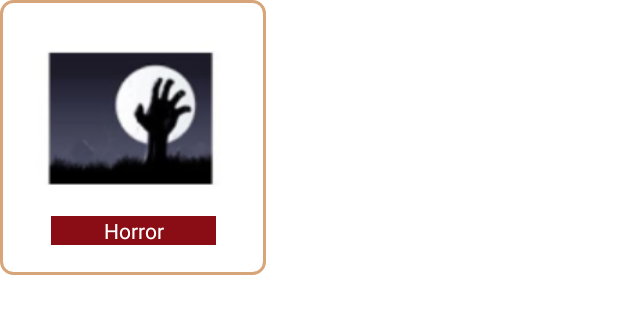
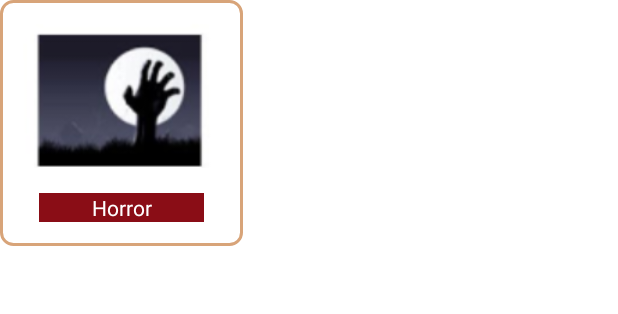
Before and after one commit to jianmin22/ANDE_PROJECT_SOLOX3_DIT2B21, an Android app: the layout recycleritemcategorys.xml on its own in the app's theme, with its tools: preview values and no code run, on a phone screen of 412 x 824 dp. Shown: the top 314 px of the screen. Run offline under Robolectric (Android 15) with nearby library versions, the phone set to English and light mode, and no system bars.

Commit message:
category in progress

```diff
--- a/app/src/main/res/layout/recycleritemcategorys.xml
+++ b/app/src/main/res/layout/recycleritemcategorys.xml
@@ -1,35 +1,31 @@
 <?xml version="1.0" encoding="utf-8"?>
-<androidx.constraintlayout.widget.ConstraintLayout xmlns:android="http://schemas.android.com/apk/res/android"
+    <LinearLayout
+        xmlns:android="http://schemas.android.com/apk/res/android"
         xmlns:app="http://schemas.android.com/apk/res-auto"
         xmlns:tools="http://schemas.android.com/tools"
-    android:layout_width="match_parent"
-    android:layout_height="match_parent">
-
-    <LinearLayout
-        android:layout_width="177dp"
-        android:layout_height="183dp"
+        android:layout_width="wrap_content"
+        android:layout_height="wrap_content"
+        android:background="@drawable/rounded_border_background"
         android:orientation="vertical"
-        tools:layout_editor_absoluteX="1dp"
-        tools:layout_editor_absoluteY="1dp"
-        android:background="@drawable/rounded_border_background">
+        android:gravity="center">
 
     <androidx.constraintlayout.widget.ConstraintLayout
         android:layout_width="match_parent"
-            android:layout_height="match_parent">
+        android:layout_height="164dp">
 
         <ImageView
-                android:id="@+id/imageView4"
+            android:id="@+id/CategoryImage"
             android:layout_width="162dp"
             android:layout_height="108dp"
-                android:layout_marginTop="16dp"
+            android:layout_marginTop="4dp"
             app:layout_constraintEnd_toEndOf="parent"
-                app:layout_constraintHorizontal_bias="0.466"
+            app:layout_constraintHorizontal_bias="0.0"
             app:layout_constraintStart_toStartOf="parent"
             app:layout_constraintTop_toTopOf="parent"
             app:srcCompat="@drawable/horror" />
 
         <TextView
-                android:id="@+id/categoryNametextView"
+            android:id="@+id/CategoryNameTextView"
             android:layout_width="110dp"
             android:layout_height="19dp"
             android:background="#8A0D16"
@@ -39,9 +35,9 @@
             app:layout_constraintBottom_toBottomOf="parent"
             app:layout_constraintEnd_toEndOf="parent"
             app:layout_constraintStart_toStartOf="parent"
-                app:layout_constraintTop_toBottomOf="@+id/imageView4" />
+            app:layout_constraintTop_toBottomOf="@+id/CategoryImage"
+            tools:layout_editor_absoluteX="26dp" />
 
     </androidx.constraintlayout.widget.ConstraintLayout>
 
     </LinearLayout>
-</androidx.constraintlayout.widget.ConstraintLayout>
```
Also changed, not shown: app/src/main/java/com/example/solox3_dit2b21/CategoryAdapter.java (added, +121 -0 lines). Lines whose indentation alone changed are shown as unchanged.
